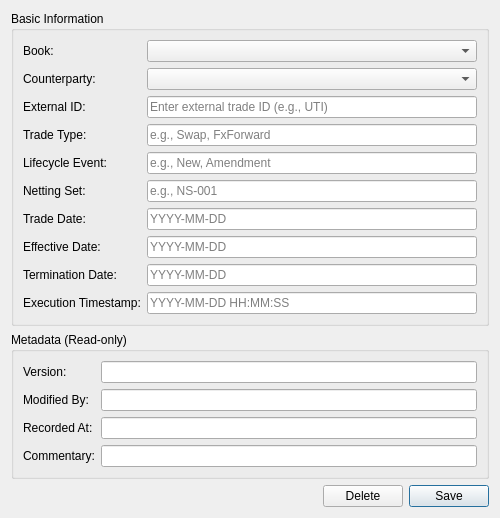
The window that projects/ores.qt/ui/TradeDetailDialog.ui (OreStudio/OreStudio) describes before a commit, drawn with Qt 5.
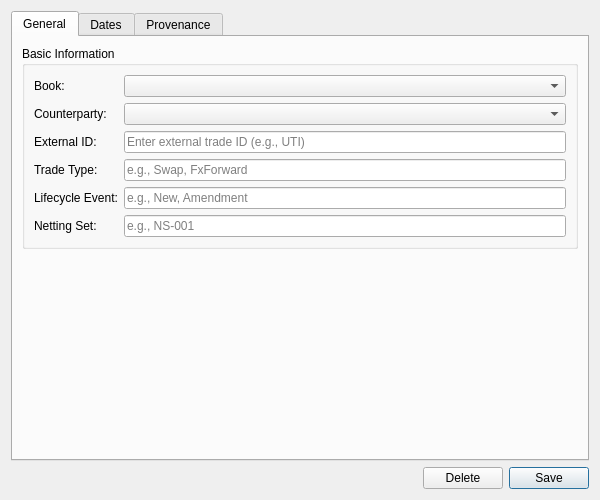
The same window after the commit. Custom widgets are drawn as their Qt base class.

Patch:
```diff
--- a/projects/ores.qt/ui/TradeDetailDialog.ui
+++ b/projects/ores.qt/ui/TradeDetailDialog.ui
@@ -6,8 +6,8 @@
    <rect>
     <x>0</x>
     <y>0</y>
-    <width>500</width>
-    <height>460</height>
+    <width>600</width>
+    <height>500</height>
    </rect>
   </property>
   <property name="sizePolicy">
@@ -18,8 +18,8 @@
   </property>
   <property name="minimumSize">
    <size>
-    <width>450</width>
-    <height>0</height>
+    <width>600</width>
+    <height>500</height>
    </size>
   </property>
   <property name="windowTitle">
@@ -27,6 +27,13 @@
   </property>
   <layout class="QVBoxLayout" name="verticalLayout">
    <item>
+    <widget class="QTabWidget" name="tabWidget">
+     <widget class="QWidget" name="generalTab">
+      <attribute name="title">
+       <string>General</string>
+      </attribute>
+      <layout class="QVBoxLayout" name="generalTabLayout">
+       <item>
     <widget class="QGroupBox" name="basicInfoGroup">
      <property name="title">
       <string>Basic Information</string>
@@ -108,56 +115,85 @@
         </property>
        </widget>
       </item>
-      <item row="6" column="0">
+         </layout>
+        </widget>
+       </item>
+       <item>
+        <spacer name="generalTabSpacer">
+         <property name="orientation">
+          <enum>Qt::Vertical</enum>
+         </property>
+         <property name="sizeHint" stdset="0">
+          <size>
+           <width>20</width>
+           <height>40</height>
+          </size>
+         </property>
+        </spacer>
+       </item>
+      </layout>
+     </widget>
+     <widget class="QWidget" name="datesTab">
+      <attribute name="title">
+       <string>Dates</string>
+      </attribute>
+      <layout class="QVBoxLayout" name="datesTabLayout">
+       <item>
+        <widget class="QGroupBox" name="datesGroup">
+         <property name="title">
+          <string>Dates</string>
+         </property>
+         <layout class="QFormLayout" name="datesFormLayout">
+          <item row="0" column="0">
        <widget class="QLabel" name="label_tradeDateEdit">
         <property name="text">
          <string>Trade Date:</string>
         </property>
        </widget>
       </item>
-      <item row="6" column="1">
+          <item row="0" column="1">
        <widget class="QLineEdit" name="tradeDateEdit">
         <property name="placeholderText">
          <string>YYYY-MM-DD</string>
         </property>
        </widget>
       </item>
-      <item row="7" column="0">
+          <item row="1" column="0">
        <widget class="QLabel" name="label_effectiveDateEdit">
         <property name="text">
          <string>Effective Date:</string>
         </property>
        </widget>
       </item>
-      <item row="7" column="1">
+          <item row="1" column="1">
        <widget class="QLineEdit" name="effectiveDateEdit">
         <property name="placeholderText">
          <string>YYYY-MM-DD</string>
         </property>
        </widget>
       </item>
-      <item row="8" column="0">
+          <item row="2" column="0">
        <widget class="QLabel" name="label_terminationDateEdit">
         <property name="text">
          <string>Termination Date:</string>
         </property>
        </widget>
       </item>
-      <item row="8" column="1">
+          <item row="2" column="1">
        <widget class="QLineEdit" name="terminationDateEdit">
         <property name="placeholderText">
          <string>YYYY-MM-DD</string>
         </property>
        </widget>
       </item>
-      <item row="9" column="0">
+          <item row="3" column="0">
        <widget class="QLabel" name="label_executionTimestampEdit">
         <property name="text">
          <string>Execution Timestamp:</string>
         </property>
        </widget>
       </item>
-      <item row="9" column="1">
+          <item row="3" column="1">
        <widget class="QLineEdit" name="executionTimestampEdit">
         <property name="placeholderText">
          <string>YYYY-MM-DD HH:MM:SS</string>
@@ -168,72 +204,7 @@
     </widget>
    </item>
    <item>
-    <widget class="QGroupBox" name="metadataGroup">
-     <property name="title">
-      <string>Metadata (Read-only)</string>
-     </property>
-     <layout class="QFormLayout" name="formLayout_2">
-      <item row="0" column="0">
-       <widget class="QLabel" name="labelVersion">
-        <property name="text">
-         <string>Version:</string>
-        </property>
-       </widget>
-      </item>
-      <item row="0" column="1">
-       <widget class="QLineEdit" name="versionEdit">
-        <property name="readOnly">
-         <bool>true</bool>
-        </property>
-       </widget>
-      </item>
-      <item row="1" column="0">
-       <widget class="QLabel" name="labelModifiedBy">
-        <property name="text">
-         <string>Modified By:</string>
-        </property>
-       </widget>
-      </item>
-      <item row="1" column="1">
-       <widget class="QLineEdit" name="modifiedByEdit">
-        <property name="readOnly">
-         <bool>true</bool>
-        </property>
-       </widget>
-      </item>
-      <item row="2" column="0">
-       <widget class="QLabel" name="labelRecordedAt">
-        <property name="text">
-         <string>Recorded At:</string>
-        </property>
-       </widget>
-      </item>
-      <item row="2" column="1">
-       <widget class="QLineEdit" name="recordedAtEdit">
-        <property name="readOnly">
-         <bool>true</bool>
-        </property>
-       </widget>
-      </item>
-      <item row="3" column="0">
-       <widget class="QLabel" name="labelCommentary">
-        <property name="text">
-         <string>Commentary:</string>
-        </property>
-       </widget>
-      </item>
-      <item row="3" column="1">
-       <widget class="QLineEdit" name="commentaryEdit">
-        <property name="readOnly">
-         <bool>true</bool>
-        </property>
-       </widget>
-      </item>
-     </layout>
-    </widget>
-   </item>
-   <item>
-    <spacer name="verticalSpacer">
+        <spacer name="datesTabSpacer">
      <property name="orientation">
       <enum>Qt::Vertical</enum>
      </property>
@@ -244,6 +215,20 @@
       </size>
      </property>
     </spacer>
+       </item>
+      </layout>
+     </widget>
+     <widget class="QWidget" name="provenanceTab">
+      <attribute name="title">
+       <string>Provenance</string>
+      </attribute>
+      <layout class="QVBoxLayout" name="provenanceTabLayout">
+       <item>
+        <widget class="ores::qt::ProvenanceWidget" name="provenanceWidget" native="true"/>
+       </item>
+      </layout>
+     </widget>
+    </widget>
    </item>
    <item>
     <layout class="QHBoxLayout" name="buttonLayout">
@@ -281,6 +266,14 @@
    </item>
   </layout>
  </widget>
+ <customwidgets>
+  <customwidget>
+   <class>ores::qt::ProvenanceWidget</class>
+   <extends>QWidget</extends>
+   <header>ores.qt/ProvenanceWidget.hpp</header>
+   <container>1</container>
+  </customwidget>
+ </customwidgets>
  <resources/>
  <connections/>
 </ui>
```
Lines whose indentation alone changed are shown as unchanged.
